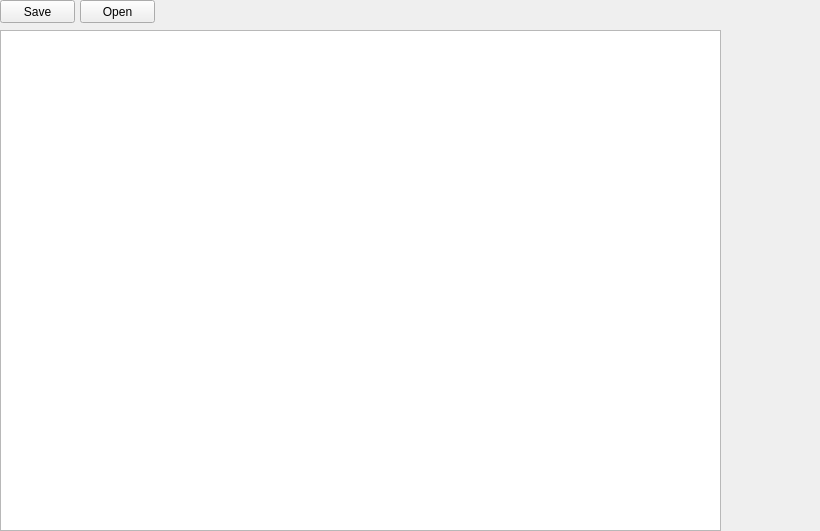
This is qt.ui in vokintru/YandexProject1 as Qt 5 draws it before an edit. The edited form follows.
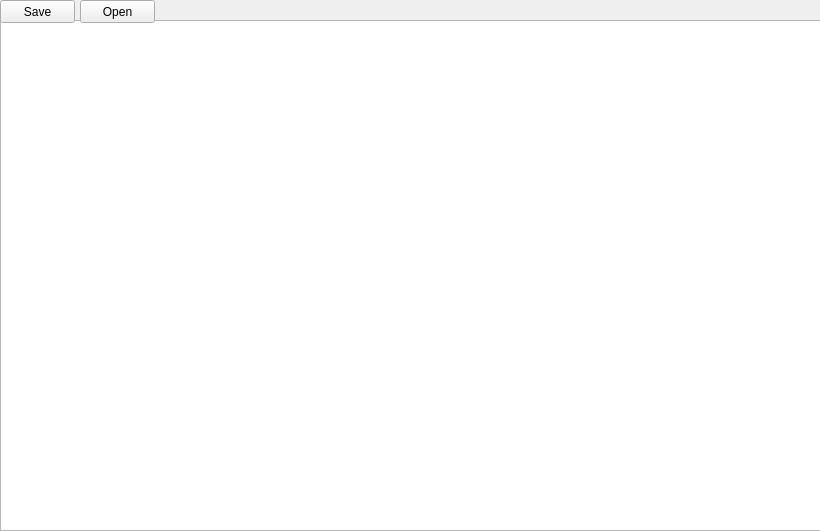
This is the edited form.

Commit message: Исправление ошибок

Diff of the .ui file:
```diff
--- a/qt.ui
+++ b/qt.ui
@@ -17,9 +17,9 @@
    <property name="geometry">
     <rect>
      <x>0</x>
-     <y>30</y>
-     <width>721</width>
-     <height>501</height>
+     <y>20</y>
+     <width>821</width>
+     <height>511</height>
     </rect>
    </property>
   </widget>
@@ -49,6 +49,19 @@
     <string>Open</string>
    </property>
   </widget>
+  <widget class="QLabel" name="status">
+   <property name="geometry">
+    <rect>
+     <x>0</x>
+     <y>510</y>
+     <width>821</width>
+     <height>20</height>
+    </rect>
+   </property>
+   <property name="text">
+    <string/>
+   </property>
+  </widget>
  </widget>
  <resources/>
  <connections/>
```
Left out of the diff: 2 changed lines with no effect on the pictures. The commit also changes 2 other files.
